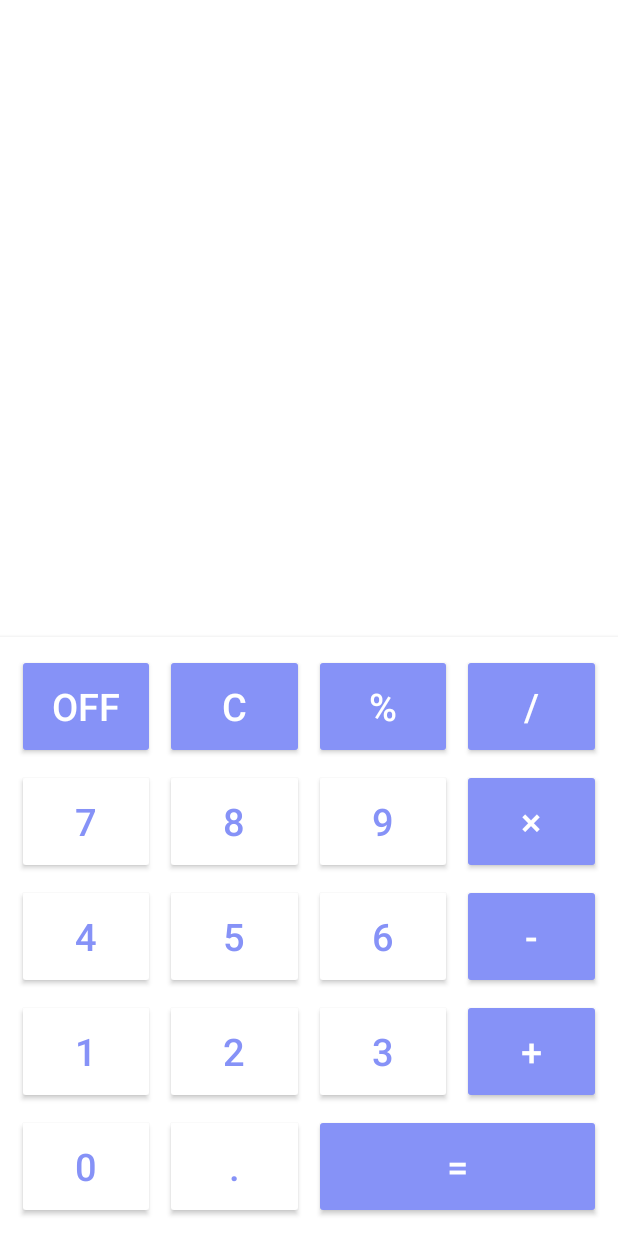
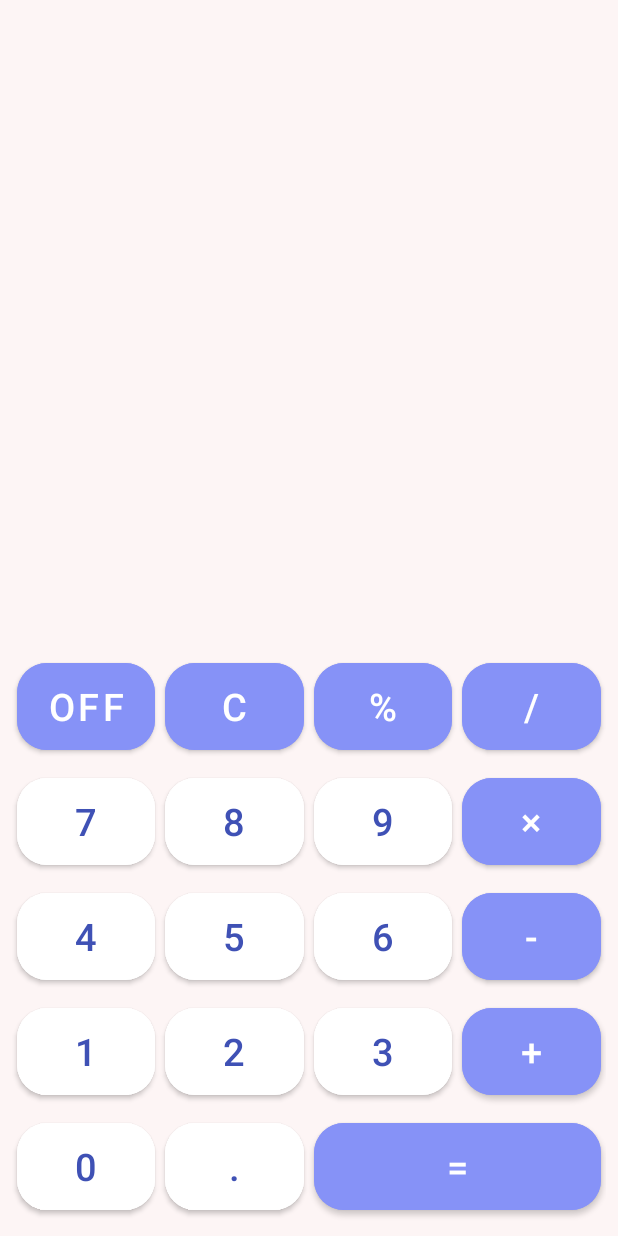
Before and after one commit to Izora9099/CalculatorApp, an Android app: the screen it shows after launch (MainActivity), on a phone screen of 412 x 824 dp. Run offline under Robolectric (Android 15) with nearby library versions, the phone set to English and light mode, and no system bars.

Commit message:
style changes

```diff
--- a/app/src/main/res/layout/activity_main.xml
+++ b/app/src/main/res/layout/activity_main.xml
@@ -5,47 +5,50 @@
     xmlns:tools="http://schemas.android.com/tools"
     android:layout_width="match_parent"
     android:layout_height="match_parent"
-    android:background="@color/background"
+    android:background="@color/screen_background"
     tools:context=".MainActivity">
 
     <LinearLayout
         android:id="@+id/display_container"
-        android:layout_width="match_parent"
-        android:layout_height="wrap_content"
+        android:layout_width="410dp"
+        android:layout_height="280dp"
         android:orientation="vertical"
         android:padding="16dp"
         app:layout_constraintTop_toTopOf="parent">
 
+
+
         <TextView
+            android:id="@+id/input"
             android:layout_width="match_parent"
             android:layout_height="100dp"
+            android:autoSizeMaxTextSize="32sp"
+            android:autoSizeMinTextSize="16sp"
+            android:autoSizeStepGranularity="2sp"
+            android:autoSizeTextType="uniform"
+            android:gravity="end|center_vertical"
+            android:lineSpacingMultiplier="0.8"
+            android:maxLines="2"
+            android:padding="10dp"
             android:text=""
-            android:textSize="32sp"
             android:textColor="@color/button_text"
-            android:padding="10dp"
-            android:gravity="end|center_vertical"
-            android:maxLines="2"
-            android:lineSpacingMultiplier="0.8"
-            android:id="@+id/input"
-            android:autoSizeTextType="uniform"
-            android:autoSizeMinTextSize="16sp"
-            android:autoSizeMaxTextSize="32sp"
-            android:autoSizeStepGranularity="2sp"/>
+            android:textSize="32sp" />
+
         <TextView
+            android:id="@+id/output"
             android:layout_width="match_parent"
             android:layout_height="100dp"
+            android:autoSizeMaxTextSize="28sp"
+            android:autoSizeMinTextSize="12sp"
+            android:autoSizeStepGranularity="2sp"
+            android:autoSizeTextType="uniform"
+            android:ellipsize="end"
+            android:gravity="end|center_vertical"
+            android:maxLines="1"
+            android:padding="10dp"
             android:text=""
             android:textColor="@color/button_text"
-            android:padding="10dp"
-            android:gravity="end|center_vertical"
-            android:maxLines="1"
-            android:ellipsize="end"
-            android:id="@+id/output"
-            android:textSize="28sp"
-            android:autoSizeTextType="uniform"
-            android:autoSizeMinTextSize="12sp"
-            android:autoSizeMaxTextSize="28sp"
-            android:autoSizeStepGranularity="2sp"/>
+            android:textSize="28sp" />
     </LinearLayout>
 
     <GridLayout
@@ -55,10 +58,10 @@
         android:rowCount="5"
         android:columnCount="4"
         android:padding="8dp"
-        android:background="@color/button_background"
-        android:elevation="4dp"
+        android:background="@color/screen_background"
+
         app:layout_constraintBottom_toBottomOf="parent">
-        <Button
+        <com.google.android.material.button.MaterialButton
             android:id="@+id/off"
             android:layout_width="wrap_content"
             android:layout_height="70dp"
@@ -69,8 +72,9 @@
             android:layout_margin="3dp"
             android:layout_row="0"
             android:layout_column="0"
-            android:layout_columnWeight="1"/>
-        <Button
+            android:layout_columnWeight="1"
+            app:cornerRadius="20dp"/>
+        <com.google.android.material.button.MaterialButton
             android:id="@+id/clear_text"
             android:layout_width="wrap_content"
             android:layout_height="70dp"
@@ -81,9 +85,10 @@
             android:layout_margin="3dp"
             android:layout_row="0"
             android:layout_column="1"
-            android:layout_columnWeight="1"/>
+            android:layout_columnWeight="1"
+            app:cornerRadius="20dp"/>
 
-        <Button
+        <com.google.android.material.button.MaterialButton
             android:id="@+id/percent"
             android:layout_width="wrap_content"
             android:layout_height="70dp"
@@ -94,9 +99,10 @@
             android:layout_margin="3dp"
             android:layout_row="0"
             android:layout_column="2"
-            android:layout_columnWeight="1"/>
+            android:layout_columnWeight="1"
+            app:cornerRadius="20dp"/>
 
-        <Button
+        <com.google.android.material.button.MaterialButton
             android:id="@+id/division"
             android:layout_width="wrap_content"
             android:layout_height="70dp"
@@ -107,13 +113,14 @@
             android:layout_margin="3dp"
             android:layout_row="0"
             android:layout_column="3"
-            android:layout_columnWeight="1"/>
+            android:layout_columnWeight="1"
+            app:cornerRadius="20dp"/>
 
-        <Button
+        <com.google.android.material.button.MaterialButton
             android:id="@+id/btn7"
             android:layout_width="wrap_content"
             android:layout_height="70dp"
-            android:text="7"
+            android:text="@string/_7"
             android:textColor="@color/button_text"
             android:backgroundTint="@color/button_background"
             android:textSize="25sp"
@@ -121,14 +128,14 @@
             android:layout_row="1"
             android:layout_column="0"
             android:layout_columnWeight="1"
-            app:strokeColor="@color/lavender"
-            app:strokeWidth="3dp"/>
+            app:cornerRadius="20dp"
+           />
 
-        <Button
+        <com.google.android.material.button.MaterialButton
             android:id="@+id/btn8"
             android:layout_width="wrap_content"
             android:layout_height="70dp"
-            android:text="8"
+            android:text="@string/_8"
             android:textColor="@color/button_text"
             android:backgroundTint="@color/button_background"
             android:textSize="25sp"
@@ -136,13 +143,13 @@
             android:layout_row="1"
             android:layout_column="1"
             android:layout_columnWeight="1"
-            app:strokeColor="@color/lavender"
-            app:strokeWidth="3dp"/>
-        <Button
+            app:cornerRadius="20dp"
+            />
+        <com.google.android.material.button.MaterialButton
             android:id="@+id/btn9"
             android:layout_width="wrap_content"
             android:layout_height="70dp"
-            android:text="9"
+            android:text="@string/_9"
             android:textColor="@color/button_text"
             android:backgroundTint="@color/button_background"
             android:textSize="25sp"
@@ -150,25 +157,26 @@
             android:layout_row="1"
             android:layout_column="2"
             android:layout_columnWeight="1"
-            app:strokeColor="@color/lavender"
-            app:strokeWidth="3dp"/>
-        <Button
+            app:cornerRadius="20dp"
+              />
+        <com.google.android.material.button.MaterialButton
             android:id="@+id/multiply"
             android:layout_width="wrap_content"
             android:layout_height="70dp"
-            android:text="×"
+            android:text="@string/X"
             android:textColor="@color/white"
             android:backgroundTint="@color/lavender"
             android:textSize="25sp"
             android:layout_margin="3dp"
             android:layout_row="1"
             android:layout_column="3"
-            android:layout_columnWeight="1"/>
-        <Button
+            android:layout_columnWeight="1"
+            app:cornerRadius="20dp"/>
+        <com.google.android.material.button.MaterialButton
             android:id="@+id/btn4"
             android:layout_width="wrap_content"
             android:layout_height="70dp"
-            android:text="4"
+            android:text="@string/_4"
             android:textColor="@color/button_text"
             android:backgroundTint="@color/button_background"
             android:textSize="25sp"
@@ -176,13 +184,13 @@
             android:layout_row="2"
             android:layout_column="0"
             android:layout_columnWeight="1"
-            app:strokeColor="@color/lavender"
-            app:strokeWidth="3dp"/>
-        <Button
+            app:cornerRadius="20dp"
+           />
+        <com.google.android.material.button.MaterialButton
             android:id="@+id/btn5"
             android:layout_width="wrap_content"
             android:layout_height="70dp"
-            android:text="5"
+            android:text="@string/_5"
             android:textColor="@color/button_text"
             android:backgroundTint="@color/button_background"
             android:textSize="25sp"
@@ -190,13 +198,13 @@
             android:layout_row="2"
             android:layout_column="1"
             android:layout_columnWeight="1"
-            app:strokeColor="@color/lavender"
-            app:strokeWidth="3dp"/>
-        <Button
+            app:cornerRadius="20dp"
+            />
+        <com.google.android.material.button.MaterialButton
             android:id="@+id/btn6"
             android:layout_width="wrap_content"
             android:layout_height="70dp"
-            android:text="6"
+            android:text="@string/_6"
             android:textColor="@color/button_text"
             android:backgroundTint="@color/button_background"
             android:textSize="25sp"
@@ -204,13 +212,13 @@
             android:layout_row="2"
             android:layout_column="2"
             android:layout_columnWeight="1"
-            app:strokeColor="@color/lavender"
-            app:strokeWidth="3dp"/>
-        <Button
+            app:cornerRadius="20dp"
+             />
+        <com.google.android.material.button.MaterialButton
             android:id="@+id/subtract"
             android:layout_width="wrap_content"
             android:layout_height="70dp"
-            android:text="-"
+            android:text="@string/subtract"
             android:textColor="@color/white"
             android:backgroundTint="@color/lavender"
             android:textSize="25sp"
@@ -218,12 +226,13 @@
             android:layout_row="2"
             android:layout_column="3"
             android:layout_columnWeight="1"
+            app:cornerRadius="20dp"
             />
-        <Button
+        <com.google.android.material.button.MaterialButton
             android:id="@+id/btn1"
             android:layout_width="wrap_content"
             android:layout_height="70dp"
-            android:text="1"
+            android:text="@string/_1"
             android:textColor="@color/button_text"
             android:backgroundTint="@color/button_background"
             android:textSize="25sp"
@@ -231,14 +240,14 @@
             android:layout_row="3"
             android:layout_column="0"
             android:layout_columnWeight="1"
-            app:strokeColor="@color/lavender"
-            app:strokeWidth="3dp"
+            app:cornerRadius="20dp"
+
             />
-        <Button
+        <com.google.android.material.button.MaterialButton
             android:id="@+id/btn2"
             android:layout_width="wrap_content"
             android:layout_height="70dp"
-            android:text="2"
+            android:text="@string/_2"
             android:textColor="@color/button_text"
             android:backgroundTint="@color/button_background"
             android:textSize="25sp"
@@ -246,14 +255,14 @@
             android:layout_row="3"
             android:layout_column="1"
             android:layout_columnWeight="1"
-            app:strokeColor="@color/lavender"
-            app:strokeWidth="3dp"
+            app:cornerRadius="20dp"
+
             />
-        <Button
+        <com.google.android.material.button.MaterialButton
             android:id="@+id/btn3"
             android:layout_width="wrap_content"
             android:layout_height="70dp"
-            android:text="3"
+            android:text="@string/_3"
             android:textColor="@color/button_text"
             android:backgroundTint="@color/button_background"
             android:textSize="25sp"
@@ -261,14 +270,14 @@
             android:layout_row="3"
             android:layout_column="2"
             android:layout_columnWeight="1"
-            app:strokeColor="@color/lavender"
-            app:strokeWidth="3dp"
+            app:cornerRadius="20dp"
+
             />
-        <Button
+        <com.google.android.material.button.MaterialButton
             android:id="@+id/add"
             android:layout_width="wrap_content"
             android:layout_height="70dp"
-            android:text="+"
+            android:text="@string/add"
             android:textColor="@color/white"
             android:backgroundTint="@color/lavender"
             android:textSize="25sp"
@@ -276,13 +285,14 @@
             android:layout_row="3"
             android:layout_column="3"
             android:layout_columnWeight="1"
+            app:cornerRadius="20dp"
 
             />
-        <Button
+        <com.google.android.material.button.MaterialButton
             android:id="@+id/btn0"
             android:layout_width="wrap_content"
             android:layout_height="70dp"
-            android:text="0"
+            android:text="@string/_0"
             android:textColor="@color/button_text"
             android:backgroundTint="@color/button_background"
             android:textSize="25sp"
@@ -290,14 +300,14 @@
             android:layout_row="4"
             android:layout_column="0"
             android:layout_columnWeight="1"
-            app:strokeColor="@color/lavender"
-            app:strokeWidth="3dp"
+            app:cornerRadius="20dp"
+
             />
-        <Button
+        <com.google.android.material.button.MaterialButton
             android:id="@+id/btnPoint"
             android:layout_width="wrap_content"
             android:layout_height="70dp"
-            android:text="."
+            android:text="@string/point"
             android:textColor="@color/button_text"
             android:backgroundTint="@color/button_background"
             android:textSize="25sp"
@@ -305,14 +315,14 @@
             android:layout_row="4"
             android:layout_column="1"
             android:layout_columnWeight="1"
-            app:strokeColor="@color/lavender"
-            app:strokeWidth="3dp"
+            app:cornerRadius="20dp"
+
             />
-        <Button
+        <com.google.android.material.button.MaterialButton
             android:id="@+id/equal"
             android:layout_width="wrap_content"
             android:layout_height="70dp"
-            android:text="="
+            android:text="@string/equals"
             android:textColor="@color/white"
             android:backgroundTint="@color/lavender"
             android:textSize="25sp"
@@ -321,6 +331,7 @@
             android:layout_column="2"
             android:layout_columnSpan="2"
             android:layout_columnWeight="1"
+            app:cornerRadius="20dp"
             />
     </GridLayout>
 </androidx.constraintlayout.widget.ConstraintLayout>
--- a/app/src/main/res/values-night/colors.xml
+++ b/app/src/main/res/values-night/colors.xml
@@ -1,6 +1,10 @@
 <?xml version="1.0" encoding="utf-8"?>
 <resources>
-    <color name="background">#0C0C0C</color>
-    <color name="button_background">#1A1A1A</color>
-    <color name="button_text">#E0E0E0</color>
+    <color name="black">#FF000000</color>
+    <color name="white">#FFFFFFFF</color>
+    <color name="lavender">#673AB7</color>
+    <color name="background">#FFFFFF</color>
+    <color name="screen_background">#070F1B</color>
+    <color name="button_background">#1ABFBEBE</color>
+    <color name="button_text">#fcfcfc</color>
 </resources>
--- a/app/src/main/res/values-night/strings.xml
+++ b/app/src/main/res/values-night/strings.xml
@@ -1,7 +1,25 @@
 <?xml version="1.0" encoding="utf-8"?>
 <resources>
+    <string name="app_name">Calculator</string>
     <string name="off_text">OFF</string>
     <string name="clear_text">C</string>
     <string name="modulus_operator">%</string>
     <string name="division_operator">/</string>
+    <string name="_7">7</string>
+    <string name="_8">8</string>
+    <string name="_9">9</string>
+    <string name="X">×</string>
+    <string name="_4">4</string>
+    <string name="_5">5</string>
+    <string name="_6">6</string>
+    <string name="subtract">-</string>
+    <string name="_1">1</string>
+    <string name="_2">2</string>
+    <string name="_3">3</string>
+    <string name="add">+</string>
+    <string name="_0">0</string>
+    <string name="point">.</string>
+    <string name="equals">=</string>
+
+
 </resources>
--- a/app/src/main/res/values-night/themes.xml
+++ b/app/src/main/res/values-night/themes.xml
@@ -1,6 +1,6 @@
 <resources xmlns:tools="http://schemas.android.com/tools">
     <!-- Base application theme. -->
-    <style name="Base.Theme.CalculatorApp" parent="Theme.Material3.DayNight.NoActionBar">
+    <style name="Base.Theme.CalculatorApp" parent="Theme.MaterialComponents.Light.NoActionBar">
         <!-- Customize your dark theme here. -->
         <!-- <item name="colorPrimary">@color/my_dark_primary</item> -->
     </style>
--- a/app/src/main/res/values/colors.xml
+++ b/app/src/main/res/values/colors.xml
@@ -4,6 +4,7 @@
     <color name="white">#FFFFFFFF</color>
     <color name="lavender">#8692f7</color>
     <color name="background">#FFFFFF</color>
+    <color name="screen_background">#FDF5F5</color>
     <color name="button_background">#FFFFFF</color>
-    <color name="button_text">#8692f7</color>
+    <color name="button_text">#3F51B5</color>
 </resources>
--- a/app/src/main/res/values/strings.xml
+++ b/app/src/main/res/values/strings.xml
@@ -4,4 +4,19 @@
     <string name="clear_text">C</string>
     <string name="modulus_operator">%</string>
     <string name="division_operator">/</string>
+    <string name="_7">7</string>
+    <string name="_8">8</string>
+    <string name="_9">9</string>
+    <string name="X">×</string>
+    <string name="_4">4</string>
+    <string name="_5">5</string>
+    <string name="_6">6</string>
+    <string name="subtract">-</string>
+    <string name="_1">1</string>
+    <string name="_2">2</string>
+    <string name="_3">3</string>
+    <string name="add">+</string>
+    <string name="_0">0</string>
+    <string name="point">.</string>
+    <string name="equals">=</string>
 </resources>
--- a/app/src/main/res/values/themes.xml
+++ b/app/src/main/res/values/themes.xml
@@ -1,6 +1,6 @@
 <resources xmlns:tools="http://schemas.android.com/tools">
     <!-- Base application theme. -->
-    <style name="Base.Theme.CalculatorApp" parent="Theme.AppCompat.Light.NoActionBar">
+    <style name="Base.Theme.CalculatorApp" parent="Theme.MaterialComponents.Light.NoActionBar">
         <!-- Customize your light theme here. -->
         <!-- <item name="colorPrimary">@color/my_light_primary</item> -->
     </style>
```
